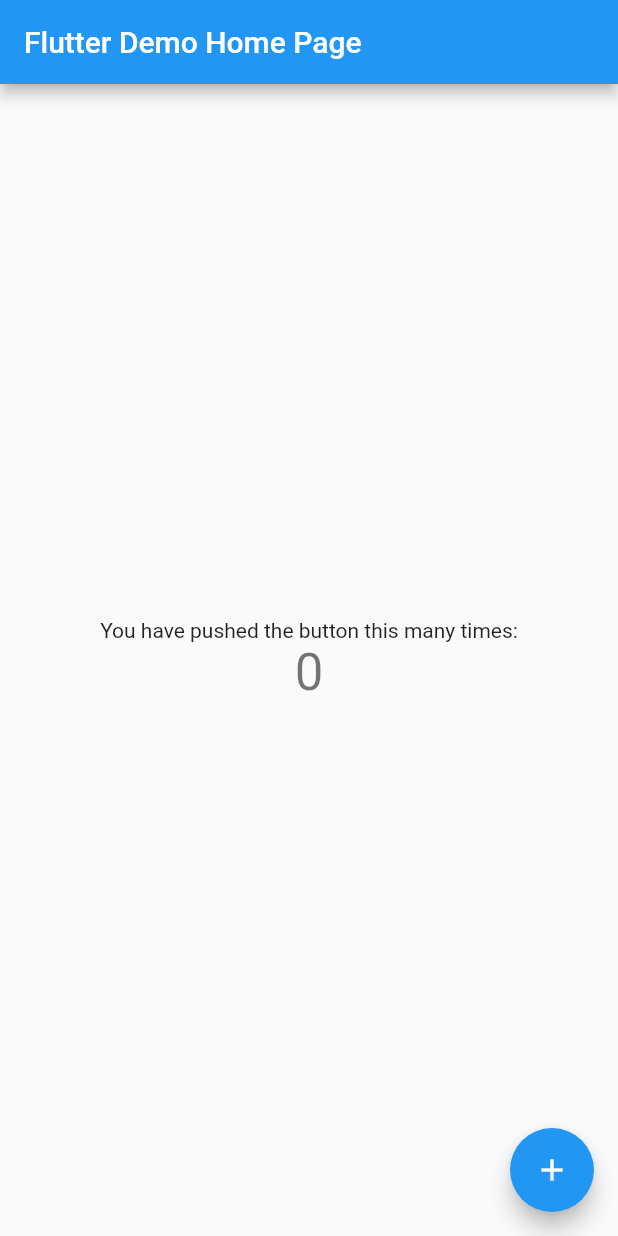
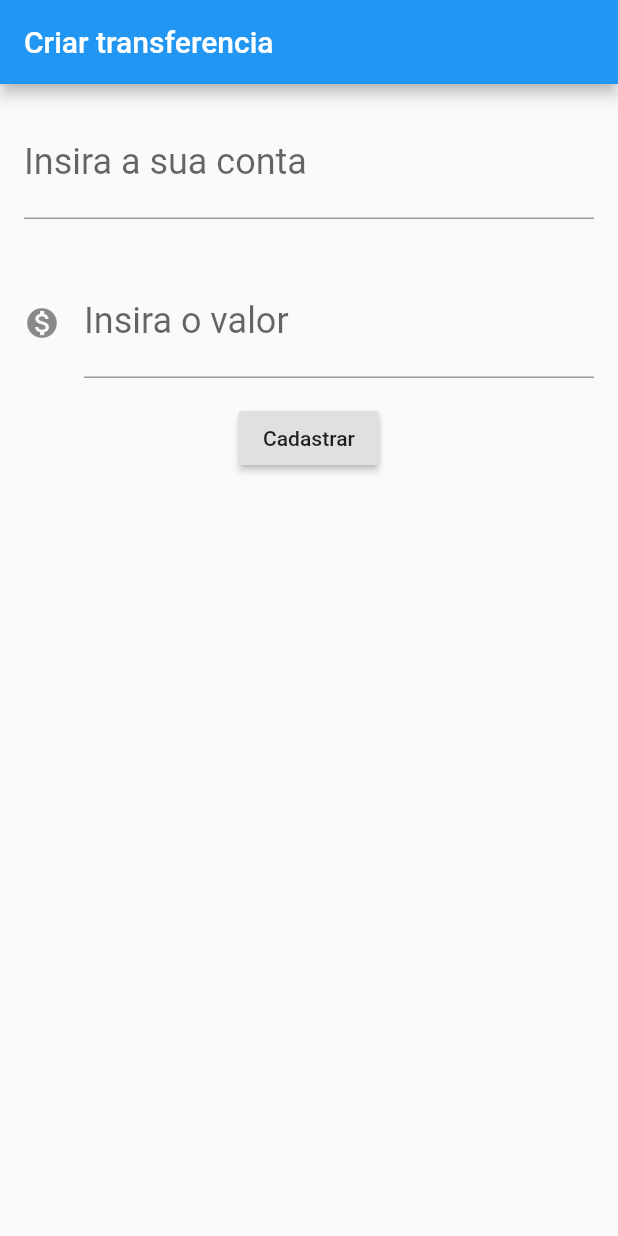
Before and after one commit to felipeferrari90/aluraapp01, a Flutter app: the screen it shows after launch, on a phone screen of 412 x 824 dp. Run offline on Flutter 3.47's test engine with Material 2 defaults, Android fonts, the phone set to English and light mode, and no system bars; statements that could not run were skipped.

Commit message:
primeiro commit

```diff
--- a/lib/main.dart
+++ b/lib/main.dart
@@ -1,117 +1,118 @@
 import 'package:flutter/material.dart';
 
-void main() {
-  runApp(MyApp());
-}
+void main() { runApp( ByteBankApp() ); }
 
-class MyApp extends StatelessWidget {
-  // This widget is the root of your application.
+
+class ByteBankApp extends StatelessWidget{
   @override
   Widget build(BuildContext context) {
     return MaterialApp(
-      title: 'Flutter Demo',
-      theme: ThemeData(
-        // This is the theme of your application.
-        //
-        // Try running your application with "flutter run". You'll see the
-        // application has a blue toolbar. Then, without quitting the app, try
-        // changing the primarySwatch below to Colors.green and then invoke
-        // "hot reload" (press "r" in the console where you ran "flutter run",
-        // or simply save your changes to "hot reload" in a Flutter IDE).
-        // Notice that the counter didn't reset back to zero; the application
-        // is not restarted.
-        primarySwatch: Colors.blue,
-        // This makes the visual density adapt to the platform that you run
-        // the app on. For desktop platforms, the controls will be smaller and
-        // closer together (more dense) than on mobile platforms.
-        visualDensity: VisualDensity.adaptivePlatformDensity,
-      ),
-      home: MyHomePage(title: 'Flutter Demo Home Page'),
+       home: FormularioTransferencia(),
     );
   }
 }
 
-class MyHomePage extends StatefulWidget {
-  MyHomePage({Key key, this.title}) : super(key: key);
+class FormularioTransferencia extends StatelessWidget{
 
-  // This widget is the home page of your application. It is stateful, meaning
-  // that it has a State object (defined below) that contains fields that affect
-  // how it looks.
-
-  // This class is the configuration for the state. It holds the values (in this
-  // case the title) provided by the parent (in this case the App widget) and
-  // used by the build method of the State. Fields in a Widget subclass are
-  // always marked "final".
-
-  final String title;
-
-  @override
-  _MyHomePageState createState() => _MyHomePageState();
-}
-
-class _MyHomePageState extends State<MyHomePage> {
-  int _counter = 0;
-
-  void _incrementCounter() {
-    setState(() {
-      // This call to setState tells the Flutter framework that something has
-      // changed in this State, which causes it to rerun the build method below
-      // so that the display can reflect the updated values. If we changed
-      // _counter without calling setState(), then the build method would not be
-      // called again, and so nothing would appear to happen.
-      _counter++;
-    });
-  }
+  final TextEditingController _contrCampoConta = TextEditingController();
+  final TextEditingController _contrCampoValor = TextEditingController();
 
   @override
   Widget build(BuildContext context) {
-    // This method is rerun every time setState is called, for instance as done
-    // by the _incrementCounter method above.
-    //
-    // The Flutter framework has been optimized to make rerunning build methods
-    // fast, so that you can just rebuild anything that needs updating rather
-    // than having to individually change instances of widgets.
-    return Scaffold(
-      appBar: AppBar(
-        // Here we take the value from the MyHomePage object that was created by
-        // the App.build method, and use it to set our appbar title.
-        title: Text(widget.title),
-      ),
-      body: Center(
-        // Center is a layout widget. It takes a single child and positions it
-        // in the middle of the parent.
-        child: Column(
-          // Column is also a layout widget. It takes a list of children and
-          // arranges them vertically. By default, it sizes itself to fit its
-          // children horizontally, and tries to be as tall as its parent.
-          //
-          // Invoke "debug painting" (press "p" in the console, choose the
-          // "Toggle Debug Paint" action from the Flutter Inspector in Android
-          // Studio, or the "Toggle Debug Paint" command in Visual Studio Code)
-          // to see the wireframe for each widget.
-          //
-          // Column has various properties to control how it sizes itself and
-          // how it positions its children. Here we use mainAxisAlignment to
-          // center the children vertically; the main axis here is the vertical
-          // axis because Columns are vertical (the cross axis would be
-          // horizontal).
-          mainAxisAlignment: MainAxisAlignment.center,
+     return Scaffold(
+        appBar: AppBar(
+          title: Text("Criar transferencia"),
+        ),
+        body: Column(
           children: <Widget>[
-            Text(
-              'You have pushed the button this many times:',
+            Padding(
+              padding: EdgeInsets.all(16.0),
+              child: TextField(
+                controller: ,
+                style: TextStyle(
+                  fontSize: 24.0,
+                ),
+                decoration:  InputDecoration(
+                  labelText: "Insira a sua conta",
+                  hintText: "000-0"
+                ),
+              ),
             ),
-            Text(
-              '$_counter',
-              style: Theme.of(context).textTheme.headline4,
+            Padding(
+              padding: EdgeInsets.all(16.0),
+              child: TextField(
+                style: TextStyle(
+                  fontSize: 24.0,
+                ),
+                decoration:  InputDecoration(
+                  icon: Icon(Icons.monetization_on),
+                  labelText: "Insira o valor",
+                  hintText: "0.00"
+                ),
+              ),
             ),
-          ],
-        ),
-      ),
-      floatingActionButton: FloatingActionButton(
-        onPressed: _incrementCounter,
-        tooltip: 'Increment',
-        child: Icon(Icons.add),
-      ), // This trailing comma makes auto-formatting nicer for build methods.
-    );
+            RaisedButton(
+              onPressed: (){
+                  final String _conta = _contrCampoConta.text;
+                  final String _valor = Double.parse(_contrCampoValor);
+
+                  final Transferencia _transferencia = Transferencia(_valor, _conta);
+              },
+              child: Text("Cadastrar")
+            )
+          ]
+        )
+     );
   }
 }
+
+
+
+class ListaTransferencias extends StatelessWidget{
+
+@override
+Widget build(BuildContext context) {
+     return Scaffold(
+        appBar: AppBar(
+          title: Text("Transferências"),
+        ),
+        body: Column(
+            children: <Widget>[
+               ItemTransferencia(Transferencia(100.00 ,"000-5")),
+               ItemTransferencia(Transferencia(450.00 ,"000-6")),
+               ItemTransferencia(Transferencia(50.00 ,"000-7")),
+            ],
+        ),
+        floatingActionButton: FloatingActionButton(
+          onPressed: null,
+          child: Icon(Icons.add),
+        ),
+      );
+   }
+}
+
+class ItemTransferencia extends StatelessWidget{
+
+  final Transferencia _transferencia;
+
+  ItemTransferencia(this._transferencia);
+
+  @override
+  Widget build(BuildContext context) {
+      return Card(
+            child: ListTile(
+              leading: Icon(Icons.monetization_on),
+              title: Text(_transferencia._valor.toString()),
+              subtitle: Text("conta: "+ _transferencia._conta.toString()),
+            ),
+      );
+   }
+
+  }
+
+class Transferencia {
+   final double _valor;
+   final String _conta;
+
+   Transferencia(this._valor, this._conta);
+}
```
Also changed, not shown: 2 other files.
